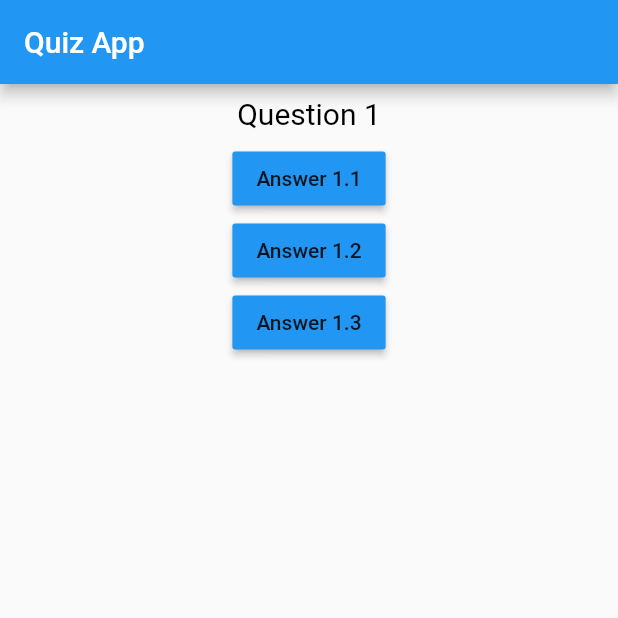
After one commit to FadyFouad/flutter_quiz_app, a Flutter app: the screen it shows after launch, on a phone screen of 412 x 824 dp, the top half of it. The commit adds this screen. Run offline on Flutter 3.47's test engine with Material 2 defaults, Android fonts, the phone set to English and light mode, and no system bars.

Commit message:
optimize Answer widget

```diff
--- a/lib/answer.dart
+++ b/lib/answer.dart
@@ -1,4 +1,8 @@
 import 'package:flutter/material.dart';
+
+/// **************************************************
+///** Created by Fady Fouad on 29-Dec-19 at 00:17.***
+///**************************************************/
 
 class Answer extends StatelessWidget {
   final String ans;
--- a/lib/main.dart
+++ b/lib/main.dart
@@ -1,6 +1,6 @@
 import 'package:flutter/material.dart';
-import 'package:flutter_quiz_app/answer.dart';
-import 'package:flutter_quiz_app/question.dart';
+import 'package:flutter_quiz_app/quiz.dart';
+import 'package:flutter_quiz_app/result.dart';
 
 void main() => runApp(MyApp());
 
@@ -66,28 +66,11 @@ class MyAppState extends State<MyApp> {
           title: Text("Quiz App"),
         ),
         body: qNum < questions.length
-            ? Column(
-          children: <Widget>[
-            Question(
-              questionText: questions[qNum]['Q'],
-            ),
-            ...(questions[qNum]['A'] as List<String>).map((a) {
-              return Answer(
-                ans: a,
-                ansPressed: questionAnsPressed,
-              );
-            }).toList() //Answer
-          ],
-        )
-            : Column(
-          children: <Widget>[
-            Text(
-              "No More Questions.",
-              style: TextStyle(fontSize: 20),
-              textAlign: TextAlign.center,
-            ),
-          ],
-        ),
+            ? Quiz(
+            questions: questions,
+            qNum: qNum,
+            ansPressed: questionAnsPressed)
+            : Result(),
       ),
     );
   }
--- /dev/null
+++ b/lib/quiz.dart
@@ -0,0 +1,34 @@
+import 'package:flutter/material.dart';
+
+import 'answer.dart';
+import 'question.dart';
+
+/// **************************************************
+///** Created by Fady Fouad on 29-Dec-19 at 00:16.***
+///**************************************************/
+
+class Quiz extends StatelessWidget {
+  var questions;
+  var qNum;
+  Function ansPressed;
+
+  Quiz({this.questions, this.qNum, this.ansPressed});
+
+  @override
+  Widget build(BuildContext context) {
+    return Container(
+        child: Column(
+      children: <Widget>[
+        Question(
+          questionText: questions[qNum]['Q'],
+        ),
+        ...(questions[qNum]['A'] as List<String>).map((a) {
+          return Answer(
+            ans: a,
+            ansPressed: ansPressed,
+          );
+        }).toList() //Answer
+      ],
+    ));
+  }
+}
```
Also changed, not shown: lib/result.dart (added, +20 -0 lines).
